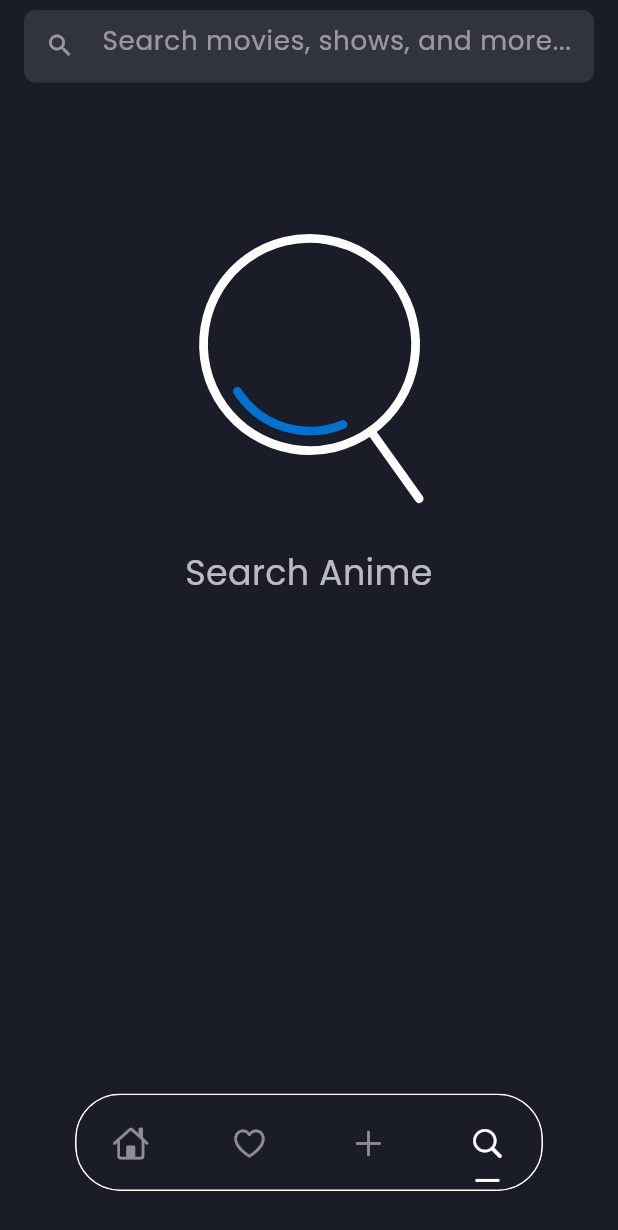
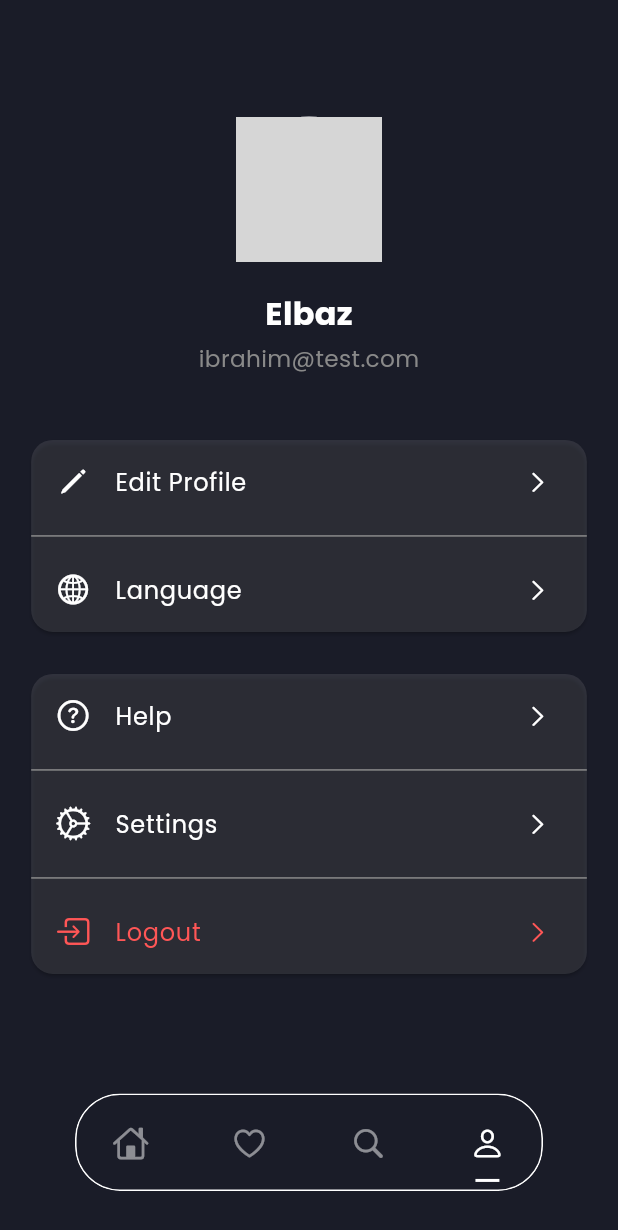
Before and after one commit to IbrahimElbazz/Disney, a Flutter app: the AppNavigation screen opened by its route, item 4 of the bottom bar chosen, on a phone screen of 412 x 824 dp. Shown: the top 1230 px of the screen. Run offline on Flutter 3.47's test engine with Material 3 defaults, Android fonts, the phone set to English and light mode, and no system bars; drawn by our look-alikes of crystal_navigation_bar; our stand-ins replace cached_network_image, carousel_slider, dio, dots_indicator, flutter_animate, flutter_bloc and 9 more; missing offline and left inert: animated_rating_stars; generated files the repository leaves out were written again; network calls fail; grey boxes are pictures that could not be loaded.

Commit message:
create my account screen ui

```diff
--- a/lib/core/strings/app_string.dart
+++ b/lib/core/strings/app_string.dart
@@ -39,4 +39,10 @@ class AppString {
   static const String score = 'Score';
   static const String rank = 'Rank';
   static const String studios = 'Studios';
+  static const String editProfile = 'Edit Profile';
+  static const String logout = 'Logout';
+  static const String help = 'Help';
+  static const String settings = 'Settings';
+
+  static const String language = 'Language';
 }
--- a/lib/features/app_navigation/app_navigation.dart
+++ b/lib/features/app_navigation/app_navigation.dart
@@ -3,6 +3,7 @@ import 'package:disney/core/themes/app_color.dart';
 import 'package:disney/features/favorit/presentation/screens/favorit_screen.dart';
 import 'package:disney/features/home/logic/cubit/home_cubit.dart';
 import 'package:disney/features/home/presentation/screens/home_screen.dart';
+import 'package:disney/features/my_account/presentation/screens/my_account_screen.dart';
 import 'package:disney/features/search/logic/cubit/search_cubit.dart';
 import 'package:disney/features/search/presentation/screens/search_screen.dart';
 import 'package:flutter/cupertino.dart';
@@ -26,11 +27,12 @@ class _AppNavigationState extends State<AppNavigation> {
       child: const HomeScreen(),
     ),
     const FavoritScreen(),
-    const FavoritScreen(),
+
     BlocProvider(
       create: (context) => getIt<SearchCubit>(),
       child: const SearchScreen(),
     ),
+    const MyAccountScreen(),
   ];
   @override
   Widget build(BuildContext context) {
@@ -66,17 +68,17 @@ class _AppNavigationState extends State<AppNavigation> {
               selectedColor: AppColor.red,
             ),
 
-            /// Add
-            CrystalNavigationBarItem(
-              icon: CupertinoIcons.add,
-              unselectedIcon: CupertinoIcons.add,
-              selectedColor: AppColor.white,
-            ),
-
             /// Search
             CrystalNavigationBarItem(
               icon: CupertinoIcons.search,
               unselectedIcon: CupertinoIcons.search,
+              selectedColor: AppColor.white,
+            ),
+
+            /// Account
+            CrystalNavigationBarItem(
+              icon: CupertinoIcons.person,
+              unselectedIcon: CupertinoIcons.person,
               selectedColor: AppColor.white,
             ),
           ],
--- a/lib/features/home/logic/cubit/home_cubit.dart
+++ b/lib/features/home/logic/cubit/home_cubit.dart
@@ -3,6 +3,7 @@ import 'package:disney/features/home/data/models/get_top_anime_response_model.da
 import 'package:disney/features/home/data/repos/home_repo.dart';
 import 'package:disney/features/home/logic/cubit/home_state.dart';
 import 'package:flutter_bloc/flutter_bloc.dart';
+import 'package:hydrated_bloc/hydrated_bloc.dart';
 
 class HomeCubit extends Cubit<HomeState> {
   HomeCubit(this._homeRepo) : super(HomeState.initialhome());
--- /dev/null
+++ b/lib/features/my_account/presentation/screens/my_account_screen.dart
@@ -0,0 +1,104 @@
+import 'package:disney/core/strings/app_images.dart';
+import 'package:disney/core/strings/app_string.dart';
+import 'package:disney/features/my_account/presentation/widgets/build_list_tile.dart';
+import 'package:flutter/cupertino.dart';
+import 'package:flutter/material.dart';
+import 'package:flutter_screenutil/flutter_screenutil.dart';
+import '../../../../core/themes/app_color.dart';
+
+class MyAccountScreen extends StatelessWidget {
+  const MyAccountScreen({super.key});
+
+  @override
+  Widget build(BuildContext context) {
+    return Scaffold(
+      body: SingleChildScrollView(
+        child: Padding(
+          padding: EdgeInsets.all(16.w),
+          child: Column(
+            crossAxisAlignment: CrossAxisAlignment.start,
+            children: [
+              SizedBox(height: 60.h),
+              Center(
+                child: CircleAvatar(
+                  radius: 50.r,
+                  backgroundColor: AppColor.white,
+                  backgroundImage: NetworkImage(AppImages.testImage),
+                ),
+              ),
+              SizedBox(height: 20.h),
+              Center(
+                child: Text(
+                  'Elbaz',
+                  style: TextStyle(
+                    fontSize: 22.sp,
+                    fontWeight: FontWeight.bold,
+                    color: AppColor.white,
+                  ),
+                ),
+              ),
+              SizedBox(height: 5.h),
+              Center(
+                child: Text(
+                  'ibrahim@test.com',
+                  style: TextStyle(fontSize: 16.sp, color: AppColor.grey),
+                ),
+              ),
+              SizedBox(height: 40.h),
+              Card(
+                color: AppColor.white.withOpacity(0.1),
+                shape: RoundedRectangleBorder(
+                  borderRadius: BorderRadius.circular(15.r),
+                ),
+                child: Column(
+                  children: [
+                    buildListTile(
+                      title: AppString.editProfile,
+                      icon: CupertinoIcons.pencil,
+                      onTap: () {},
+                    ),
+                    const Divider(color: AppColor.grey),
+                    buildListTile(
+                      title: AppString.language,
+                      icon: CupertinoIcons.globe,
+                      onTap: () {},
+                    ),
+                  ],
+                ),
+              ),
+              const SizedBox(height: 20),
+              Card(
+                color: AppColor.white.withOpacity(0.1),
+                shape: RoundedRectangleBorder(
+                  borderRadius: BorderRadius.circular(15.r),
+                ),
+                child: Column(
+                  children: [
+                    buildListTile(
+                      title: AppString.help,
+                      icon: CupertinoIcons.question_circle,
+                      onTap: () {},
+                    ),
+                    const Divider(color: AppColor.grey),
+                    buildListTile(
+                      title: AppString.settings,
+                      icon: CupertinoIcons.settings,
+                      onTap: () {},
+                    ),
+                    const Divider(color: AppColor.grey),
+                    buildListTile(
+                      title: AppString.logout,
+                      icon: CupertinoIcons.square_arrow_right,
+                      onTap: () {},
+                      color: AppColor.red,
+                    ),
+                  ],
+                ),
+              ),
+            ],
+          ),
+        ),
+      ),
+    );
+  }
+}
--- /dev/null
+++ b/lib/features/my_account/presentation/widgets/build_list_tile.dart
@@ -0,0 +1,22 @@
+import 'package:flutter/cupertino.dart';
+import 'package:flutter/material.dart';
+import 'package:flutter_screenutil/flutter_screenutil.dart';
+import '../../../../core/themes/app_color.dart';
+
+Widget buildListTile({
+  required String title,
+  required IconData icon,
+  required VoidCallback onTap,
+  Color? color,
+}) {
+  return ListTile(
+    leading: Icon(icon, color: color ?? AppColor.white),
+    title: Text(title, style: TextStyle(color: color ?? AppColor.white)),
+    trailing: Icon(
+      CupertinoIcons.right_chevron,
+      color: color ?? AppColor.white,
+      size: 18.sp,
+    ),
+    onTap: onTap,
+  );
+}
--- a/lib/features/search/presentation/screens/search_screen.dart
+++ b/lib/features/search/presentation/screens/search_screen.dart
@@ -33,8 +33,8 @@ class _SearchScreenState extends State<SearchScreen> {
     });
 
     _scrollController.addListener(() {
-      if (_scrollController.position.pixels >=
-          0.7 * _scrollController.position.maxScrollExtent) {
+      if (_scrollController.position.pixels ==
+          _scrollController.position.maxScrollExtent) {
         log('i here ');
         context.read<SearchCubit>().searchAnime(
           _searchController.text.trim(),
@@ -87,7 +87,7 @@ class _SearchScreenState extends State<SearchScreen> {
                 hintText: AppString.searchMoviesShowsAndMore,
                 hintStyle: TextStyle(
                   color: AppColor.white.withValues(alpha: 0.5),
-                  fontSize: 18.sp,
+                  fontSize: 16.sp,
                 ),
                 border: InputBorder.none,
                 prefixIcon: Icon(
--- a/lib/features/search/presentation/widgets/search_empty.dart
+++ b/lib/features/search/presentation/widgets/search_empty.dart
@@ -14,7 +14,7 @@ class SearchEmpty extends StatelessWidget {
       crossAxisAlignment: CrossAxisAlignment.center,
       spacing: 20.h,
       children: [
-        SizedBox(height: 60.h),
+        SizedBox(height: 130.h),
         Center(child: Lottie.asset(AppLotties.search, width: 200.w)),
         Text(
           AppString.searchAnime,
--- a/lib/features/search/presentation/widgets/search_not_found.dart
+++ b/lib/features/search/presentation/widgets/search_not_found.dart
@@ -17,7 +17,7 @@ class SearchNotFound extends StatelessWidget {
     return Center(
       child: Column(
         children: [
-          SizedBox(height: 60.h),
+          SizedBox(height: 130.h),
           Image.asset(
             AppImages.notFoundSearch,
             width: 200.w,
```
